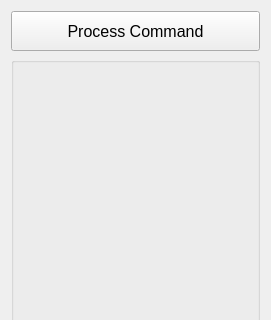
nci/drishti, file drishti/meshinfowidget.ui: the form before one commit; both pictures show x 0 to 271 and y 0 to 320 of the 271 by 629 pixel window.
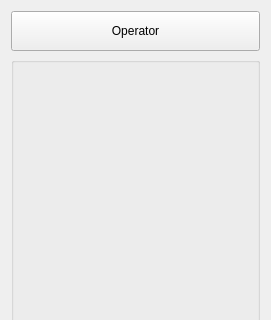
The form after the commit.

The edit to the form file:
```diff
--- a/drishti/meshinfowidget.ui
+++ b/drishti/meshinfowidget.ui
@@ -24,14 +24,6 @@
          <height>40</height>
         </size>
        </property>
-       <property name="font">
-        <font>
-         <family>Microsoft Sans Serif</family>
-         <pointsize>12</pointsize>
-         <weight>50</weight>
-         <bold>false</bold>
-        </font>
-       </property>
        <property name="toolTip">
         <string>&lt;html&gt;&lt;head/&gt;&lt;body&gt;&lt;p&gt;&lt;span style=&quot; font-size:10pt;&quot;&gt;Opens Command Dialog&lt;/span&gt;&lt;/p&gt;&lt;p&gt;&lt;span style=&quot; font-size:10pt;&quot;&gt;When no surface mesh is selcted, the command dialog allows for commands that are applied to all the surface meshes.&lt;/span&gt;&lt;/p&gt;&lt;p&gt;&lt;span style=&quot; font-size:10pt;&quot;&gt;When a surface mesh is selected, the command dialog allows for commands the are applied to the selected mesh.&lt;/span&gt;&lt;/p&gt;&lt;/body&gt;&lt;/html&gt;</string>
        </property>
@@ -39,7 +31,7 @@
         <string/>
        </property>
        <property name="text">
-        <string>Process Command</string>
+        <string>Operator</string>
        </property>
       </widget>
      </item>
```
Left out of the diff: 2 changed lines with no effect on the pictures.
